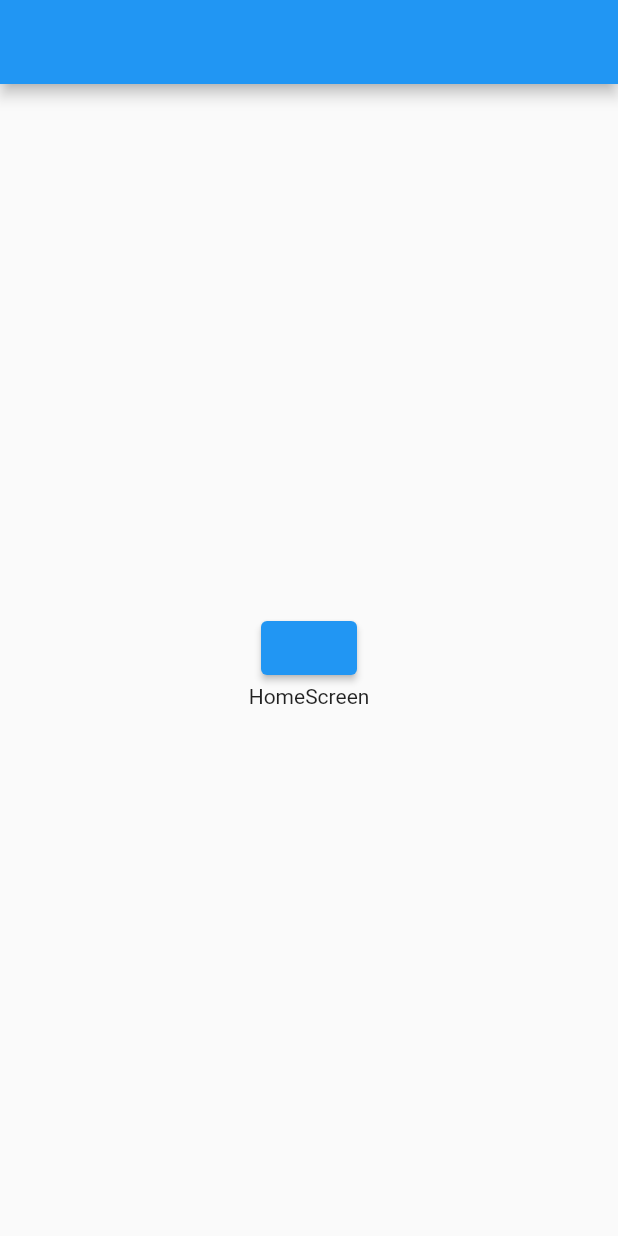
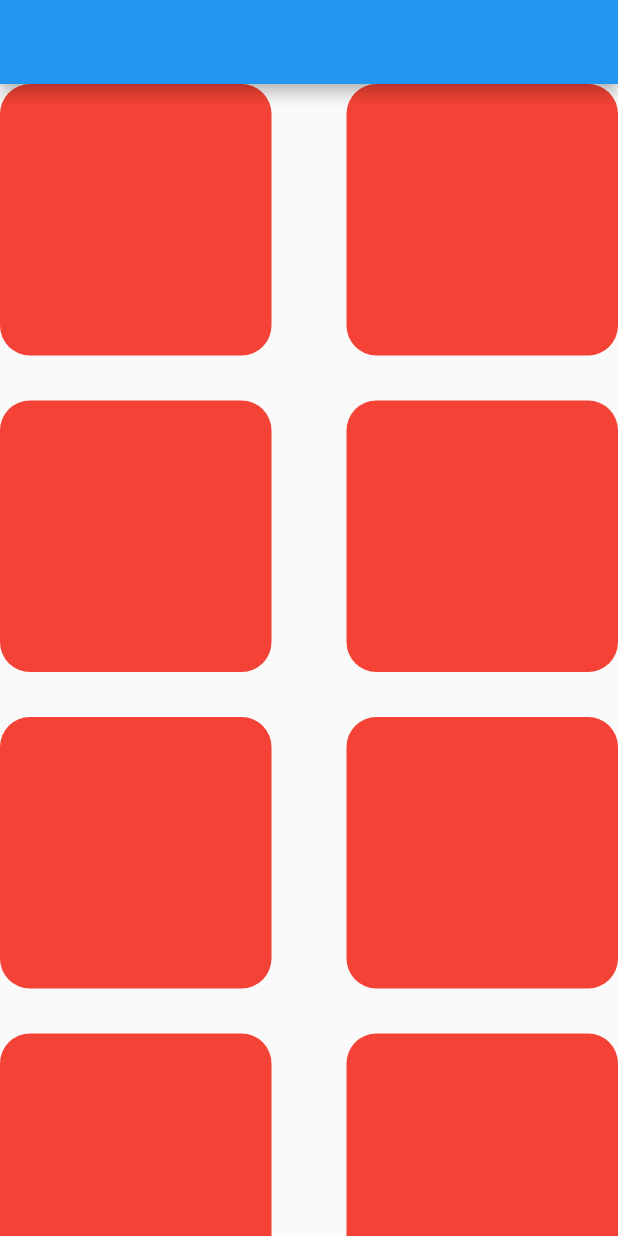
Before and after one commit to yyupyong/components-playground, a Flutter app: the screen it shows after launch, on a phone screen of 412 x 824 dp. Run offline on Flutter 3.47's test engine with Material 2 defaults, Android fonts, the phone set to English and light mode, and no system bars; our stand-ins replace go_router, swipe_cards; missing offline and left inert: tutorial_coach_mark, widgetbook.

Commit message:
フォルダにまとめた

```diff
--- a/lib/grid_view.dart
+++ b/lib/gridview/grid_view.dart
@@ -1,5 +1,5 @@
 import 'package:flutter/material.dart';
-import 'package:grid_sample/page_view.dart';
+import 'package:grid_sample/pageView/page_view.dart';
 
 class GridContainer extends StatelessWidget {
   const GridContainer({super.key});
--- a/lib/screens/homeScreen.dart
+++ b/lib/screens/homeScreen.dart
@@ -1,5 +1,6 @@
 import 'package:flutter/material.dart';
 import 'package:go_router/go_router.dart';
+import 'package:grid_sample/gridview/grid_view.dart';
 
 class HomeScreen extends StatelessWidget {
   const HomeScreen({super.key});
@@ -8,19 +9,7 @@ class HomeScreen extends StatelessWidget {
   Widget build(BuildContext context) {
     return Scaffold(
       appBar: AppBar(),
-      body: Center(
-        child: Column(
-          mainAxisAlignment: MainAxisAlignment.center,
-          children: [
-            ElevatedButton(
-                onPressed: () {
-                  context.go("/details");
-                },
-                child: Text("")),
-            Center(child: Text("HomeScreen")),
-          ],
-        ),
-      ),
+      body: createGridView(),
     );
   }
 }
```
Also changed, not shown: lib/pageView/page_view.dart (renamed from lib/page_view.dart), lib/tinderSwipe/tinder_swipe.dart (renamed from lib/tinder_swipe.dart), lib/tutorial_coach/tuturial_screen.dart (renamed from lib/tuturial_screen.dart).
